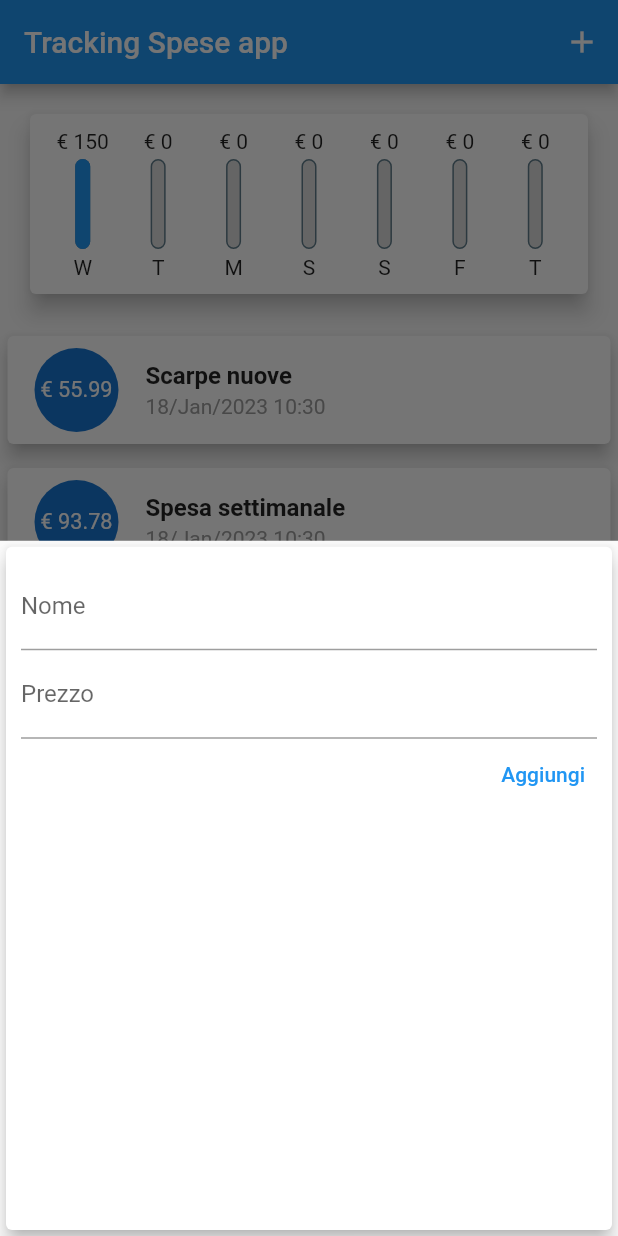
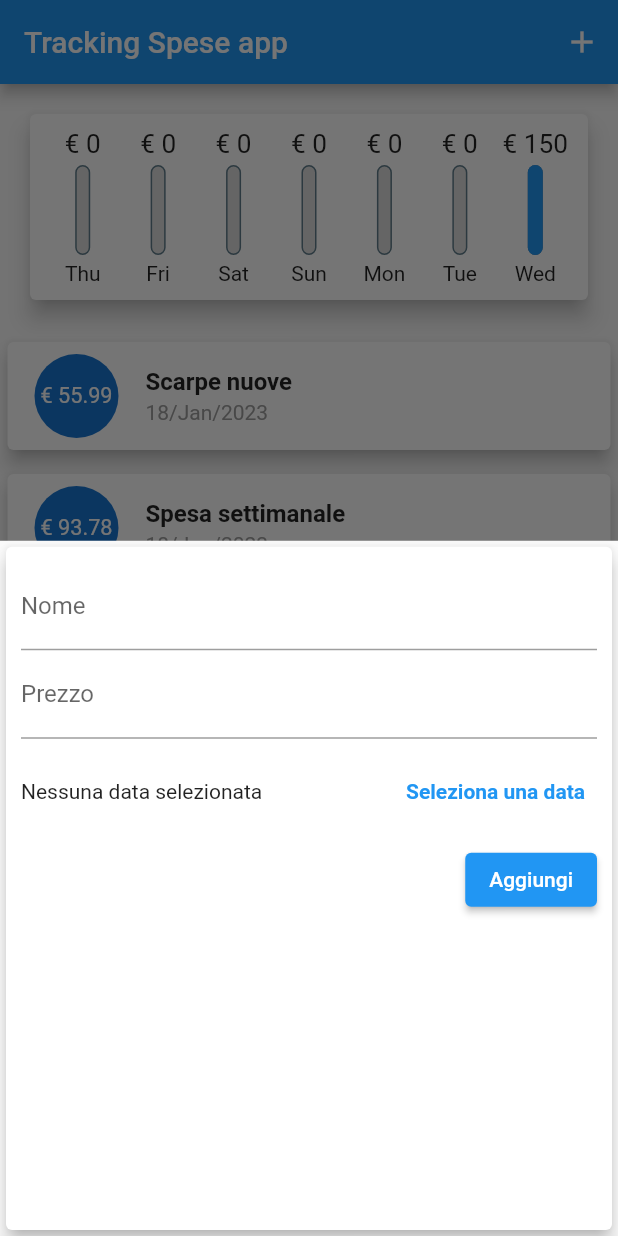
Before and after one commit to DavideIsaia/app_spese, a Flutter app: the screen it shows after launch, after a tap on the "add" icon, on a phone screen of 412 x 824 dp. Run offline on Flutter 3.47's test engine with Material 2 defaults, Android fonts, the phone set to English and light mode, and no system bars.

Commit message:
aggiunto date picker e dati passati al grafico

```diff
--- a/lib/main.dart
+++ b/lib/main.dart
@@ -39,12 +39,13 @@ class _MyHomePageState extends State<MyHomePage> {
     }).toList();
   }
 
-  void _addNewTransaction(String txTitle, double txAmount) {
+  void _addNewTransaction(
+      String txTitle, double txAmount, DateTime chosenDate) {
     final newTx = Transaction(
         id: DateTime.now().toString(),
         title: txTitle,
         amount: txAmount,
-        date: DateTime.now());
+        date: chosenDate);
 
     setState(() {
       // _userTransactions è final e non const, quindi possiamo usare il .add
--- a/lib/widgets/chart.dart
+++ b/lib/widgets/chart.dart
@@ -12,6 +12,7 @@ class Chart extends StatelessWidget {
   List<Map<String, Object>> get groupedTransacionValues {
     return List.generate(7, (index) {
       final weekDay = DateTime.now().subtract(Duration(days: index));
+
       double totalSum = 0;
       for (var i = 0; i < recentTransactions.length; i++) {
         if (recentTransactions[i].date.day == weekDay.day &&
@@ -22,10 +23,10 @@ class Chart extends StatelessWidget {
       }
       //aggiungo substring per avere solo la lettera iniziale del giorno
       return {
-        'day': DateFormat.E().format(weekDay).substring(0, 1),
+        'day': DateFormat.E().format(weekDay).substring(0, 3),
         'amount': totalSum
       };
-    });
+    }).reversed.toList();
   }
 
   double get totalSpending {
--- a/lib/widgets/chart_bar.dart
+++ b/lib/widgets/chart_bar.dart
@@ -11,7 +11,10 @@ class ChartBar extends StatelessWidget {
   Widget build(BuildContext context) {
     return Column(
       children: [
-        FittedBox(child: Text('€ ${spendingAmount.toStringAsFixed(0)}')),
+        Container(
+            height: 20,
+            child: FittedBox(
+                child: Text('€ ${spendingAmount.toStringAsFixed(0)}'))),
         SizedBox(
           height: 4,
         ),
--- a/lib/widgets/new_transaction.dart
+++ b/lib/widgets/new_transaction.dart
@@ -1,6 +1,5 @@
-import 'package:flutter/src/widgets/container.dart';
-import 'package:flutter/src/widgets/framework.dart';
 import 'package:flutter/material.dart';
+import 'package:intl/intl.dart';
 
 class NewTransaction extends StatefulWidget {
   final Function addTx;
@@ -12,19 +11,42 @@ class NewTransaction extends StatefulWidget {
 
 class _NewTransactionState extends State<NewTransaction> {
   final titleController = TextEditingController();
+  final amountController = TextEditingController();
+  DateTime? _selectedDate;
 
-  final amountController = TextEditingController();
-
-  void submitData() {
+  void _submitData() {
+    if (amountController.text.isEmpty) {
+      return;
+    }
     final enteredTitle = titleController.text;
     final enteredAmount = double.parse(amountController.text);
-    if (enteredTitle.isEmpty || enteredAmount <= 0) {
+    if (enteredTitle.isEmpty || enteredAmount <= 0 || _selectedDate == null) {
       return;
     }
 
-    widget.addTx(enteredTitle, enteredAmount);
+    widget.addTx(
+      enteredTitle,
+      enteredAmount,
+      _selectedDate
+      );
     //per far chiudere da solo il foglio di input dopo che premiamo invio
     Navigator.of(context).pop();
+  }
+
+  void _presentDatePicker() {
+    showDatePicker(
+            context: context,
+            initialDate: DateTime.now(),
+            firstDate: DateTime(2023),
+            lastDate: DateTime.now())
+        .then((pickedDate) {
+      if (pickedDate == null) {
+        return;
+      }
+      setState(() {
+        _selectedDate = pickedDate;
+      });
+    });
   }
 
   @override
@@ -37,7 +59,7 @@ class _NewTransactionState extends State<NewTransaction> {
           TextField(
               decoration: InputDecoration(labelText: 'Nome'),
               controller: titleController,
-              onSubmitted: (_) => submitData
+              onSubmitted: (_) => _submitData
               // onChanged: (val) {
               //   titleInput = val;
               // },
@@ -47,13 +69,31 @@ class _NewTransactionState extends State<NewTransaction> {
               controller: amountController,
               keyboardType: TextInputType.numberWithOptions(decimal: true),
               // potrebbe funzionare anche solo scrivendo TextInputType.number ma meglio specificare per iOS
-              onSubmitted: (_) => submitData
+              onSubmitted: (_) => _submitData
               // onChanged: (val) {
               //   amountInput = val;
               // },
               ),
-          TextButton(
-              onPressed: submitData,
+          Container(
+            height: 70,
+            child: Row(
+              children: [
+                Expanded(
+                  child: Text(_selectedDate == null
+                      ? 'Nessuna data selezionata'
+                      : 'Data selezionata: ${DateFormat('dd/MMM/yy').format(_selectedDate!)}'),
+                ),
+                TextButton(
+                    onPressed: _presentDatePicker,
+                    child: Text(
+                      'Seleziona una data',
+                      style: TextStyle(fontWeight: FontWeight.bold),
+                    ))
+              ],
+            ),
+          ),
+          ElevatedButton(
+              onPressed: _submitData,
               //riesco a vedere questo metodo privato di user_transaction grazie alle righe 8 e 9
               child: Text('Aggiungi'))
         ]),
--- a/lib/widgets/transaction_list.dart
+++ b/lib/widgets/transaction_list.dart
@@ -51,7 +51,7 @@ class TransactionList extends StatelessWidget {
                           TextStyle(fontSize: 16, fontWeight: FontWeight.bold),
                     ),
                     subtitle: Text(
-                      DateFormat('dd/MMM/yyyy hh:mm')
+                      DateFormat('dd/MMM/yyyy')
                           .format(transactions[index].date),
                       style: TextStyle(color: Colors.grey),
                     ),
```
